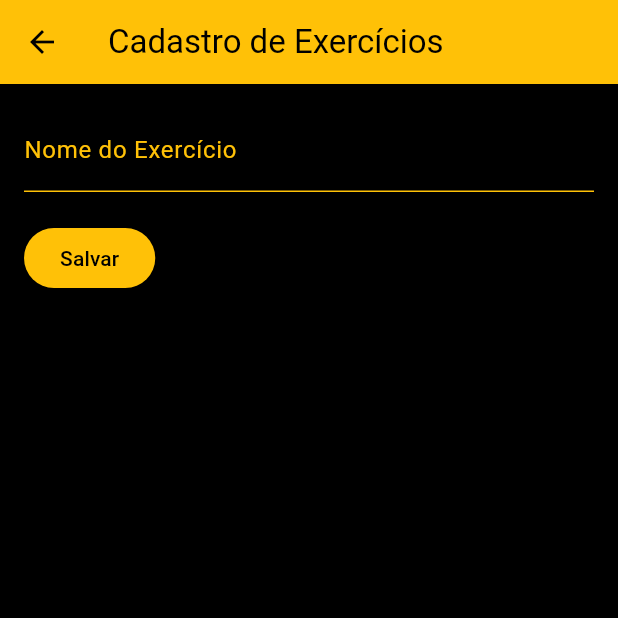
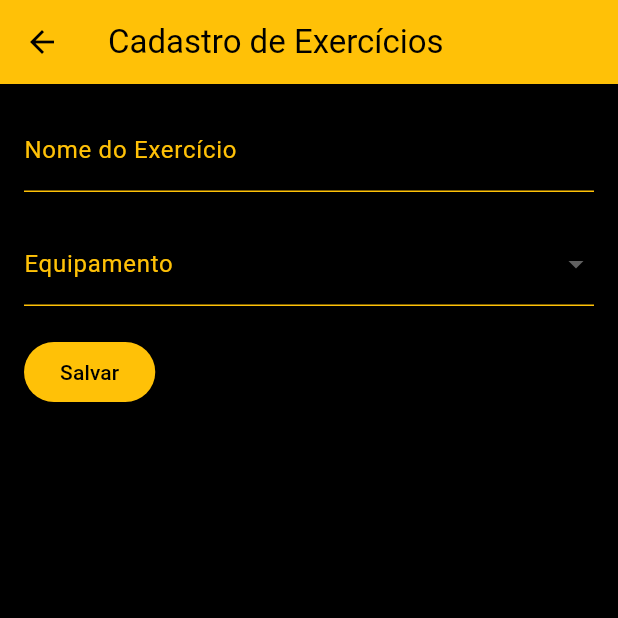
Before and after one commit to ClaudirFantuci/projeto_ddm_ifpr, a Flutter app: the WidgetCadastroExercicios screen opened directly, on a phone screen of 412 x 824 dp, the top half of it. Run offline on Flutter 3.47's test engine with Material 3 defaults, Android fonts, the phone set to English and light mode, and no system bars; our stand-ins replace flutter_masked_text2, sqflite, sqflite_common_ffi_web; accounts and stored records are empty.

Commit message:
refactor| cadastro de exercicios

```diff
--- a/lib/dto/dto_exercicio.dart
+++ b/lib/dto/dto_exercicio.dart
@@ -1,9 +1,11 @@
 class DTOExercicio {
   String? id;
   String nome;
+  String equipamento;
 
   DTOExercicio({
     this.id,
     required this.nome,
+    required this.equipamento,
   });
 }
--- a/lib/widget/widget_cadastro_exercicios.dart
+++ b/lib/widget/widget_cadastro_exercicios.dart
@@ -1,7 +1,51 @@
 import 'package:flutter/material.dart';
+import 'package:projeto_ddm_ifpr/dto/dto_exercicio.dart';
 
-class WidgetCadastroExercicios extends StatelessWidget {
+// Mock equipment list (to be replaced with SQLite query in the future)
+const List<String> mockEquipments = [
+  'Nenhum',
+  'Halteres',
+  'Barra',
+  'Máquina de Smith',
+  'Cabo',
+  'Banco',
+  'Kettlebell',
+];
+
+class WidgetCadastroExercicios extends StatefulWidget {
   const WidgetCadastroExercicios({super.key});
+
+  @override
+  State<WidgetCadastroExercicios> createState() =>
+      _WidgetCadastroExerciciosState();
+}
+
+class _WidgetCadastroExerciciosState extends State<WidgetCadastroExercicios> {
+  final _formKey = GlobalKey<FormState>();
+  final _nomeController = TextEditingController();
+  String? _selectedEquipment;
+
+  @override
+  void dispose() {
+    _nomeController.dispose();
+    super.dispose();
+  }
+
+  void _saveExercise() {
+    if (_formKey.currentState!.validate()) {
+      final exercicio = DTOExercicio(
+        nome: _nomeController.text,
+        equipamento:
+            _selectedEquipment != null && _selectedEquipment != 'Nenhum'
+                ? _selectedEquipment!
+                : '',
+      );
+      // Implement save logic here (e.g., save to SQLite in the future)
+      print(
+          'Exercício salvo: ${exercicio.nome}, Equipamento: ${exercicio.equipamento}');
+      Navigator.pop(context);
+    }
+  }
 
   @override
   Widget build(BuildContext context) {
@@ -18,10 +62,12 @@ class WidgetCadastroExercicios extends StatelessWidget {
       body: Padding(
         padding: const EdgeInsets.all(16),
         child: Form(
+          key: _formKey,
           child: Column(
             crossAxisAlignment: CrossAxisAlignment.start,
             children: [
               TextFormField(
+                controller: _nomeController,
                 decoration: const InputDecoration(
                   labelText: 'Nome do Exercício',
                   hintText: 'Insira o nome do exercício',
@@ -43,15 +89,47 @@ class WidgetCadastroExercicios extends StatelessWidget {
                 },
               ),
               const SizedBox(height: 20),
+              DropdownButtonFormField<String>(
+                value: _selectedEquipment,
+                decoration: const InputDecoration(
+                  labelText: 'Equipamento',
+                  labelStyle: TextStyle(color: Colors.amber),
+                  enabledBorder: UnderlineInputBorder(
+                    borderSide: BorderSide(color: Colors.amber),
+                  ),
+                  focusedBorder: UnderlineInputBorder(
+                    borderSide: BorderSide(color: Colors.amber),
+                  ),
+                ),
+                dropdownColor: Colors.black,
+                items: mockEquipments.map((equipment) {
+                  return DropdownMenuItem(
+                    value: equipment,
+                    child: Text(
+                      equipment,
+                      style: const TextStyle(color: Colors.amber),
+                    ),
+                  );
+                }).toList(),
+                onChanged: (value) {
+                  setState(() {
+                    _selectedEquipment = value;
+                  });
+                },
+                validator: (value) {
+                  if (value == null) {
+                    return 'Por favor, selecione um equipamento';
+                  }
+                  return null;
+                },
+              ),
+              const SizedBox(height: 20),
               ElevatedButton(
                 style: ElevatedButton.styleFrom(
                   backgroundColor: Colors.amber,
                   foregroundColor: Colors.black,
                 ),
-                onPressed: () {
-                  // Implement save logic here
-                  Navigator.pop(context);
-                },
+                onPressed: _saveExercise,
                 child: const Text('Salvar'),
               ),
             ],
```
